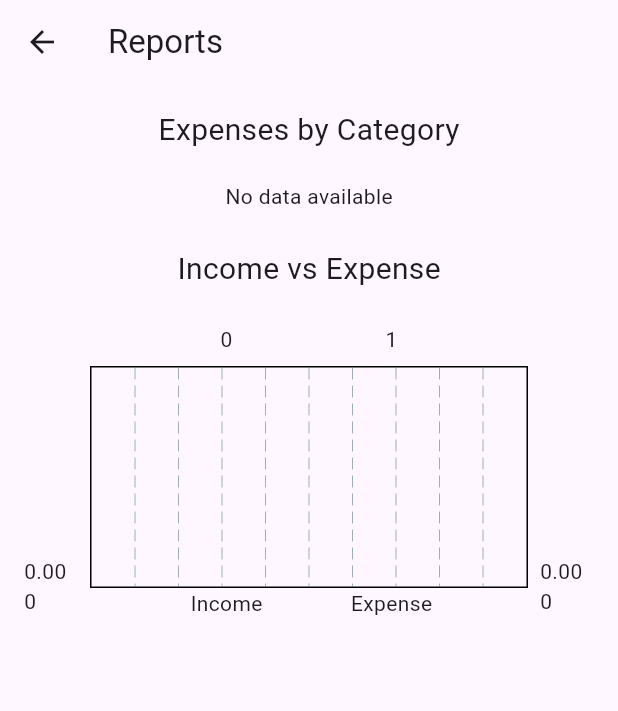
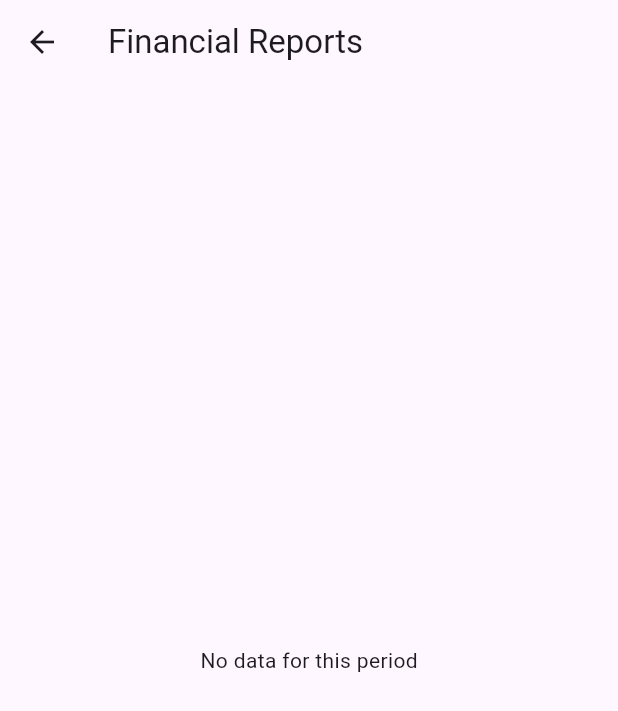
Before and after one commit to Ahmed-ui10/OptiWealth, a Flutter app: the ReportsScreen screen opened directly with empty values, on a phone screen of 412 x 824 dp. Shown: the top 711 px of the screen. Run offline on Flutter 3.47's test engine with Material 3 defaults, Android fonts, the phone set to English and light mode, and no system bars; drawn by our look-alikes of fl_chart; our stand-ins replace csv, sqflite; accounts and stored records are empty.

Commit message:
Refactor report handling and update UI elements

```diff
--- a/lib/presentation/reports_screen.dart
+++ b/lib/presentation/reports_screen.dart
@@ -3,6 +3,7 @@ import 'package:fl_chart/fl_chart.dart';
 import 'package:provider/provider.dart';
 import '../../services/report_service.dart';
 import '../../locale_provider.dart';
+import '../../models/financial_report_model.dart';
 
 class ReportsScreen extends StatefulWidget {
   final int userId;
@@ -14,11 +15,12 @@ class ReportsScreen extends StatefulWidget {
 
 class _ReportsScreenState extends State<ReportsScreen> {
   final ReportService _service = ReportService();
-  Map<String, dynamic>? _report;
+  FinancialReport? _report;
   bool _loading = true;
 
   @override
-  void initState() {
+  void initState()
+  {
     super.initState();
     _load();
   }
@@ -28,84 +30,93 @@ class _ReportsScreenState extends State<ReportsScreen> {
     final now = DateTime.now();
     final start = DateTime(now.year, now.month, 1);
     final end = DateTime(now.year, now.month + 1, 0);
+
+    try {
       final report = await _service.generateReport(widget.userId, start, end);
       setState(() {
-      _report = {
-        'categoryTotals': report.categoryTotals,
-        'incomeVsExpense': report.incomeVsExpenseData,
-      };
+        _report = report;
         _loading = false;
       });
+    }
+    catch (e)
+    {
+      setState(() => _loading = false);
+    }
   }
 
   @override
   Widget build(BuildContext context) {
     final isArabic = Provider.of<LocaleProvider>(context).locale.languageCode == 'ar';
+
     return Scaffold(
-      appBar: AppBar(title: Text(isArabic ? 'التقارير' : 'Reports')),
+      appBar: AppBar(title: Text(isArabic ? 'التقارير المالية' : 'Financial Reports')),
       body: _loading
           ? const Center(child: CircularProgressIndicator())
+          : _report == null || _report!.categoryTotals.isEmpty
+              ? Center(child: Text(isArabic ? 'لا توجد بيانات لهذه الفترة' : 'No data for this period'))
               : SingleChildScrollView(
                   padding: const EdgeInsets.all(16),
                   child: Column(
                     children: [
-                  Text(isArabic ? 'المصروفات حسب التصنيف' : 'Expenses by Category', style: const TextStyle(fontSize: 20)),
+                      _buildPieChartSection(isArabic),
+                      const SizedBox(height: 40),
+                      _buildBarChartSection(isArabic),
+                    ],
+                  ),
+                ),
+    );
+  }
+
+  Widget _buildPieChartSection(bool isArabic)
+  {
+    return Column(
+      children: [
+        Text(isArabic ? 'المصروفات حسب التصنيف' : 'Expenses by Category',
+          style: const TextStyle(fontSize: 18, fontWeight: FontWeight.bold)),
         const SizedBox(height: 20),
-                  if ((_report?['categoryTotals'] ?? {}).isEmpty)
-                    Center(child: Text(isArabic ? 'لا توجد بيانات' : 'No data available'))
-                  else
         SizedBox(
-                      height: 200,
+          height: 250,
           child: PieChart(
             PieChartData(
-                          sections: (_report!['categoryTotals'] as Map<String, double>).entries.map<PieChartSectionData>((e) {
+              sections: _report!.categoryTotals.entries.map((e) {
                 return PieChartSectionData(
                   value: e.value,
                   title: e.key,
-                              radius: 60,
-                              titleStyle: const TextStyle(fontSize: 12),
+                  radius: 70,
+                  titleStyle: const TextStyle(fontSize: 12, fontWeight: FontWeight.bold, color: Colors.black),
                 );
               }).toList(),
             ),
           ),
         ),
-                  const SizedBox(height: 24),
-                  Text(isArabic ? 'الدخل مقابل المصروفات' : 'Income vs Expense', style: const TextStyle(fontSize: 20)),
+      ],
+    );
+  }
+
+  Widget _buildBarChartSection(bool isArabic)
+  {
+    final income = _report!.incomeVsExpenseData['income'] ?? 0.0;
+    final expense = _report!.incomeVsExpenseData['expense'] ?? 0.0;
+
+    return Column(
+      children: [
+        Text(isArabic ? 'الدخل مقابل المصروفات' : 'Income vs Expense',
+          style: const TextStyle(fontSize: 18, fontWeight: FontWeight.bold)),
         const SizedBox(height: 20),
-                  if ((_report?['incomeVsExpense'] ?? {}).isEmpty)
-                    Center(child: Text(isArabic ? 'لا توجد بيانات' : 'No data available'))
-                  else
         SizedBox(
-                      height: 200,
+          height: 250,
           child: BarChart(
             BarChartData(
               barGroups: [
-                            BarChartGroupData(
-                              x: 0,
-                              barRods: [
-                                BarChartRodData(
-                                  toY: (_report!['incomeVsExpense']['income'] as double),
-                                  color: Colors.green,
-                                  width: 40,
-                                ),
-                              ],
-                            ),
-                            BarChartGroupData(
-                              x: 1,
-                              barRods: [
-                                BarChartRodData(
-                                  toY: (_report!['incomeVsExpense']['expense'] as double),
-                                  color: Colors.red,
-                                  width: 40,
-                                ),
-                              ],
-                            ),
+                BarChartGroupData(x: 0, barRods: [BarChartRodData(toY: income, color: Colors.green, width: 25)]),
+                BarChartGroupData(x: 1, barRods: [BarChartRodData(toY: expense, color: Colors.red, width: 25)]),
               ],
               titlesData: FlTitlesData(
                 bottomTitles: AxisTitles(
                   sideTitles: SideTitles(
                     showTitles: true,
-                                getTitlesWidget: (value, _) {
+                    getTitlesWidget: (value, _)
+                    {
                       if (value == 0) return Text(isArabic ? 'دخل' : 'Income');
                       if (value == 1) return Text(isArabic ? 'مصروف' : 'Expense');
                       return const Text('');
@@ -117,8 +128,6 @@ class _ReportsScreenState extends State<ReportsScreen> {
           ),
         ),
       ],
-              ),
-            ),
     );
   }
 }
```
Lines whose indentation alone changed are shown as unchanged.
